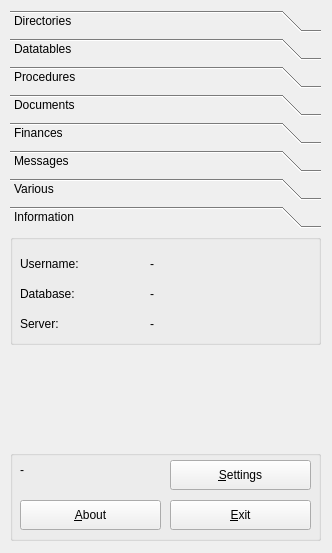
Old version of the form trunk/ui/mainfrm.ui in the repository BackupTheBerlios/first4-svn.
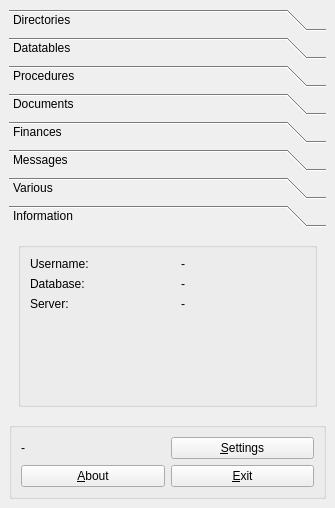
New version of the form. The open tabs and pages were chosen to show the change. Icons and pictures are not drawn.

Diff of the .ui file:
```diff
--- a/trunk/ui/mainfrm.ui
+++ b/trunk/ui/mainfrm.ui
@@ -5,30 +5,16 @@
    <rect>
     <x>0</x>
     <y>0</y>
-    <width>332</width>
-    <height>553</height>
+    <width>335</width>
+    <height>508</height>
    </rect>
   </property>
   <property name="sizePolicy" >
-   <sizepolicy>
-    <hsizetype>0</hsizetype>
-    <vsizetype>0</vsizetype>
+   <sizepolicy vsizetype="Fixed" hsizetype="Fixed" >
     <horstretch>0</horstretch>
     <verstretch>0</verstretch>
    </sizepolicy>
   </property>
-  <property name="minimumSize" >
-   <size>
-    <width>332</width>
-    <height>553</height>
-   </size>
-  </property>
-  <property name="maximumSize" >
-   <size>
-    <width>332</width>
-    <height>553</height>
-   </size>
-  </property>
   <property name="windowTitle" >
    <string>first</string>
   </property>
@@ -36,89 +22,9 @@
    <iconset resource="first.qrc" >:/images/images/logo.png</iconset>
   </property>
   <widget class="QWidget" name="centralwidget" >
-   <widget class="QGroupBox" name="groupBox" >
-    <property name="geometry" >
-     <rect>
-      <x>10</x>
-      <y>450</y>
-      <width>311</width>
-      <height>91</height>
-     </rect>
-    </property>
-    <property name="title" >
-     <string/>
-    </property>
-    <widget class="QPushButton" name="btnsettings" >
-     <property name="geometry" >
-      <rect>
-       <x>160</x>
-       <y>10</y>
-       <width>141</width>
-       <height>30</height>
-      </rect>
-     </property>
-     <property name="text" >
-      <string>&amp;Settings</string>
-     </property>
-     <property name="icon" >
-      <iconset resource="first.qrc" >:/images/images/package_utilities.png</iconset>
-     </property>
-    </widget>
-    <widget class="QLabel" name="lblmsg" >
-     <property name="geometry" >
-      <rect>
-       <x>10</x>
-       <y>10</y>
-       <width>141</width>
-       <height>20</height>
-      </rect>
-     </property>
-     <property name="text" >
-      <string>-</string>
-     </property>
-    </widget>
-    <widget class="QPushButton" name="btnabout" >
-     <property name="geometry" >
-      <rect>
-       <x>10</x>
-       <y>50</y>
-       <width>141</width>
-       <height>30</height>
-      </rect>
-     </property>
-     <property name="text" >
-      <string>&amp;About</string>
-     </property>
-     <property name="icon" >
-      <iconset resource="first.qrc" >:/images/images/help_index.png</iconset>
-     </property>
-    </widget>
-    <widget class="QPushButton" name="btnexit" >
-     <property name="geometry" >
-      <rect>
-       <x>160</x>
-       <y>50</y>
-       <width>141</width>
-       <height>30</height>
-      </rect>
-     </property>
-     <property name="text" >
-      <string>&amp;Exit</string>
-     </property>
-     <property name="icon" >
-      <iconset resource="first.qrc" >:/images/images/exit.png</iconset>
-     </property>
-    </widget>
-   </widget>
+   <layout class="QGridLayout" >
+    <item row="0" column="0" >
    <widget class="QToolBox" name="maintoolbox" >
-    <property name="geometry" >
-     <rect>
-      <x>10</x>
-      <y>10</y>
-      <width>311</width>
-      <height>431</height>
-     </rect>
-    </property>
     <property name="cursor" >
      <cursor>13</cursor>
     </property>
@@ -617,8 +523,8 @@
       <rect>
        <x>0</x>
        <y>0</y>
-       <width>96</width>
-       <height>26</height>
+         <width>317</width>
+         <height>151</height>
       </rect>
      </property>
      <attribute name="label" >
@@ -627,99 +533,122 @@
      <attribute name="icon" >
       <iconset resource="first.qrc" >:/images/images/xmag.png</iconset>
      </attribute>
+       <layout class="QGridLayout" >
+        <item row="0" column="0" >
      <widget class="QGroupBox" name="groupBox_2" >
-      <property name="geometry" >
-       <rect>
-        <x>0</x>
-        <y>0</y>
-        <width>311</width>
-        <height>111</height>
-       </rect>
-      </property>
       <property name="title" >
        <string/>
       </property>
+          <layout class="QGridLayout" >
+           <item row="0" column="0" >
+            <widget class="QLabel" name="label" >
+             <property name="text" >
+              <string>Username:</string>
+             </property>
+            </widget>
+           </item>
+           <item row="0" column="2" >
+            <widget class="QLabel" name="lbluser" >
+             <property name="text" >
+              <string>-</string>
+             </property>
+            </widget>
+           </item>
+           <item row="1" column="0" >
       <widget class="QLabel" name="label_2" >
-       <property name="geometry" >
-        <rect>
-         <x>10</x>
-         <y>50</y>
-         <width>111</width>
-         <height>20</height>
-        </rect>
-       </property>
        <property name="text" >
         <string>Database:</string>
        </property>
       </widget>
+           </item>
+           <item row="1" column="2" >
+            <widget class="QLabel" name="lbldb" >
+             <property name="text" >
+              <string>-</string>
+             </property>
+            </widget>
+           </item>
+           <item row="2" column="0" >
       <widget class="QLabel" name="label_3" >
-       <property name="geometry" >
-        <rect>
-         <x>10</x>
-         <y>80</y>
-         <width>111</width>
-         <height>20</height>
-        </rect>
-       </property>
        <property name="text" >
         <string>Server:</string>
        </property>
       </widget>
-      <widget class="QLabel" name="lbldb" >
-       <property name="geometry" >
-        <rect>
-         <x>140</x>
-         <y>50</y>
-         <width>161</width>
-         <height>20</height>
-        </rect>
-       </property>
-       <property name="text" >
-        <string>-</string>
-       </property>
-      </widget>
+           </item>
+           <item row="2" column="2" >
       <widget class="QLabel" name="lblserver" >
-       <property name="geometry" >
-        <rect>
-         <x>140</x>
-         <y>80</y>
-         <width>161</width>
-         <height>20</height>
-        </rect>
-       </property>
        <property name="text" >
         <string>-</string>
        </property>
       </widget>
-      <widget class="QLabel" name="label" >
-       <property name="geometry" >
-        <rect>
-         <x>10</x>
-         <y>20</y>
-         <width>111</width>
-         <height>20</height>
-        </rect>
-       </property>
-       <property name="text" >
-        <string>Username:</string>
-       </property>
-      </widget>
-      <widget class="QLabel" name="lbluser" >
-       <property name="geometry" >
-        <rect>
-         <x>140</x>
-         <y>20</y>
-         <width>161</width>
-         <height>20</height>
-        </rect>
-       </property>
+           </item>
+           <item row="3" column="1" >
+            <spacer>
+             <property name="orientation" >
+              <enum>Qt::Vertical</enum>
+             </property>
+             <property name="sizeHint" >
+              <size>
+               <width>20</width>
+               <height>40</height>
+              </size>
+             </property>
+            </spacer>
+           </item>
+          </layout>
+         </widget>
+        </item>
+       </layout>
+      </widget>
+     </widget>
+    </item>
+    <item row="1" column="0" >
+     <widget class="QGroupBox" name="groupBox" >
+      <property name="title" >
+       <string/>
+      </property>
+      <layout class="QGridLayout" >
+       <item row="0" column="0" >
+        <widget class="QLabel" name="lblmsg" >
        <property name="text" >
         <string>-</string>
        </property>
       </widget>
-     </widget>
-    </widget>
-   </widget>
+       </item>
+       <item row="0" column="1" >
+        <widget class="QPushButton" name="btnsettings" >
+         <property name="text" >
+          <string>&amp;Settings</string>
+         </property>
+         <property name="icon" >
+          <iconset resource="first.qrc" >:/images/images/package_utilities.png</iconset>
+         </property>
+        </widget>
+       </item>
+       <item row="1" column="0" >
+        <widget class="QPushButton" name="btnabout" >
+         <property name="text" >
+          <string>&amp;About</string>
+         </property>
+         <property name="icon" >
+          <iconset resource="first.qrc" >:/images/images/help_index.png</iconset>
+         </property>
+        </widget>
+       </item>
+       <item row="1" column="1" >
+        <widget class="QPushButton" name="btnexit" >
+         <property name="text" >
+          <string>&amp;Exit</string>
+         </property>
+         <property name="icon" >
+          <iconset resource="first.qrc" >:/images/images/exit.png</iconset>
+         </property>
+        </widget>
+       </item>
+      </layout>
+     </widget>
+    </item>
+   </layout>
   </widget>
  </widget>
  <resources>
```
Left out of the diff: 245 changed lines with no effect on the pictures. Lines whose indentation alone changed are shown as unchanged.
